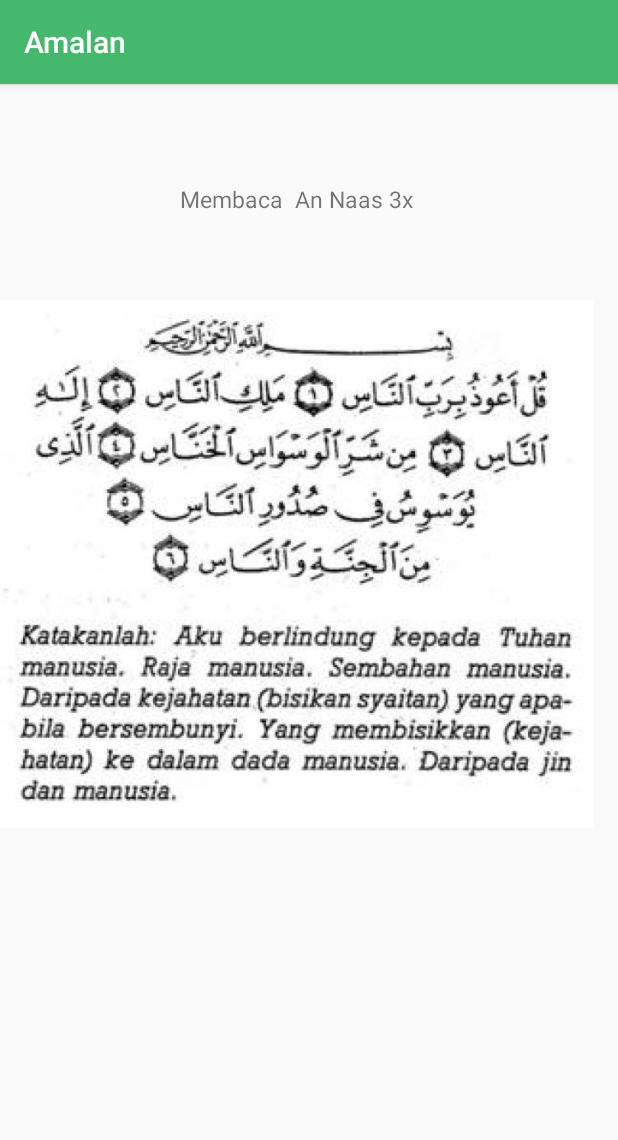
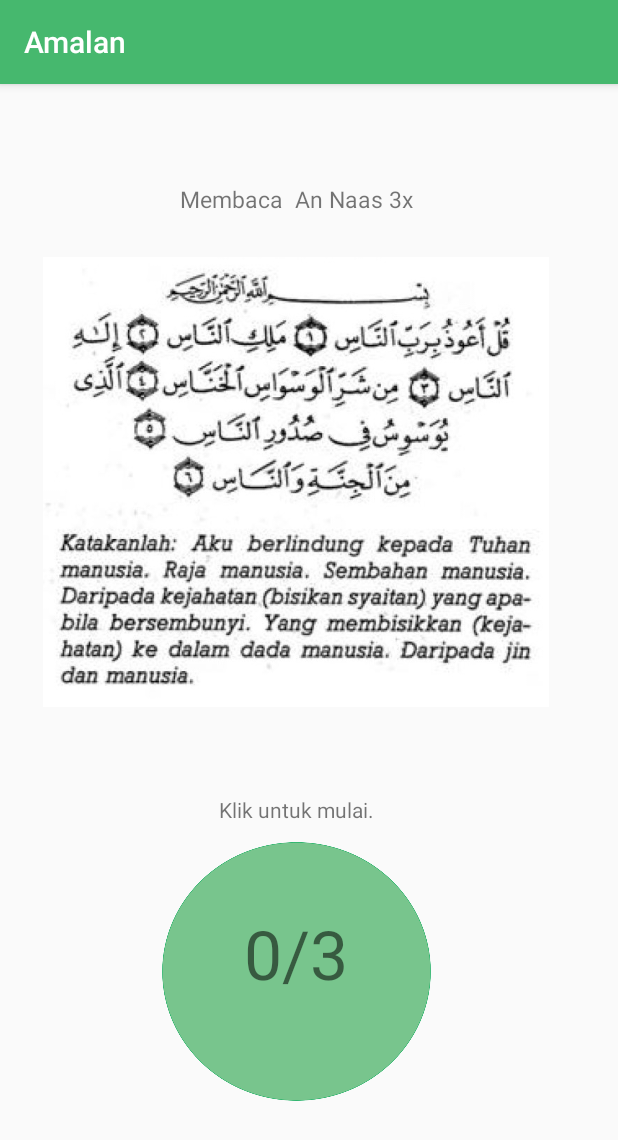
Before and after one commit to arifbugaresa/Kapsel-Amalan, an Android app: the annaaspagiActivity screen opened directly, with no data from a screen before it, on a phone screen of 412 x 824 dp. Shown: the top 1140 px of the screen. Run offline under Robolectric (Android 15) with nearby library versions, the phone set to English and light mode, and no system bars.

Commit message:
sudah link nya

```diff
--- a/app/src/main/java/com/example/arip/amalan/annaaspagiActivity.java
+++ b/app/src/main/java/com/example/arip/amalan/annaaspagiActivity.java
@@ -5,27 +5,48 @@ import android.support.v7.app.AppCompatActivity;
 import android.os.Bundle;
 import android.view.View;
 import android.widget.Button;
+import android.widget.ImageButton;
+import android.widget.TextView;
 
 public class annaaspagiActivity extends AppCompatActivity {
 
-    //deklaraasi tombol
-    private Button lanjut;
+    private ImageButton klik;
+    int qty=0;
+
 
     @Override
     protected void onCreate(Bundle savedInstanceState) {
         super.onCreate(savedInstanceState);
         setContentView(R.layout.activity_annaaspagi);
 
-        //inisialisasi Imagetombol
-        lanjut = (Button)findViewById(R.id.mulai);
-        //fungsi tombol
-        lanjut.setOnClickListener(new View.OnClickListener()
+        klik = (ImageButton)findViewById(R.id.ibikhlas);
+
+        //fungsi Imagetombol
+        klik.setOnClickListener(new View.OnClickListener()
         {
             @Override
             public void onClick(View v)
             {
-                Intent intent = new Intent(getApplicationContext(), HomeActivity.class);
-                startActivity(intent);
+
+                //padadang
+
+                qty = qty + 1;
+                display(qty);
+
+                if (qty>=3)
+                {
+                    Intent intent = new Intent(getApplicationContext(), HomeActivity.class);
+                    startActivity(intent);
+                }
+
+
+            }
+
+            private void display(int number) {
+                if(qty<=3){
+                    TextView jumlah = (TextView) findViewById(R.id.tvinfo);
+                    jumlah.setText(""+number+"/3");
+                }
             }
         });
     }
--- a/app/src/main/res/layout/activity_annaaspagi.xml
+++ b/app/src/main/res/layout/activity_annaaspagi.xml
@@ -5,11 +5,45 @@
     android:layout_width="match_parent"
     android:layout_height="match_parent"
     tools:context="com.example.arip.amalan.annaaspagiActivity">
+
+
     <RelativeLayout
         android:layout_width="395dp"
         android:layout_height="678dp"
         tools:layout_editor_absoluteX="8dp"
         tools:layout_editor_absoluteY="8dp">
+
+        <ImageView
+            android:id="@+id/imageView2"
+            android:layout_width="337dp"
+            android:layout_height="304dp"
+            android:layout_below="@+id/textView8"
+            android:layout_centerHorizontal="true"
+            android:layout_marginTop="26dp"
+            app:srcCompat="@drawable/annas"
+            tools:layout_editor_absoluteX="35dp"
+            tools:layout_editor_absoluteY="124dp" />
+
+        <ImageButton
+            android:id="@+id/ibikhlas"
+            android:layout_width="wrap_content"
+            android:layout_height="wrap_content"
+            android:layout_alignParentStart="true"
+            android:layout_below="@+id/textView8"
+            android:layout_marginTop="418dp"
+            android:background="@drawable/bg"
+            android:scaleType="fitCenter"
+            app:srcCompat="@drawable/buletantasbih" />
+
+        <TextView
+            android:id="@+id/tvinfo"
+            android:layout_width="wrap_content"
+            android:layout_height="wrap_content"
+            android:layout_alignTop="@+id/ibikhlas"
+            android:layout_centerHorizontal="true"
+            android:layout_marginTop="44dp"
+            android:text="0/3"
+            android:textSize="45dp" />
 
         <TextView
             android:id="@+id/textView8"
@@ -21,18 +55,14 @@
             android:text="Membaca  An Naas 3x"
             android:textSize="15dp" />
 
-
-
-
-        <ImageView
-            android:id="@+id/imageView2"
+        <TextView
+            android:id="@+id/textView15"
             android:layout_width="wrap_content"
             android:layout_height="wrap_content"
-            android:layout_alignParentStart="true"
-            android:layout_alignParentTop="true"
-            app:srcCompat="@drawable/annas"
-            tools:layout_editor_absoluteX="25dp"
-            tools:layout_editor_absoluteY="480dp" />
+            android:layout_above="@+id/tvinfo"
+            android:layout_centerHorizontal="true"
+            android:layout_marginBottom="12dp"
+            android:text="Klik untuk mulai." />
 
 
     </RelativeLayout>
```
Also changed, not shown: app/src/main/java/com/example/arip/amalan/alfalaqpagiActivity.java (+32 -0 lines), app/src/main/java/com/example/arip/amalan/selesaibacasplash.java (added, +8 -0 lines), app/src/main/res/layout/activity_alfalaqpagi.xml (+41 -8 lines), app/src/main/res/layout/activity_alikhlaspagi.xml (+7 -7 lines).
